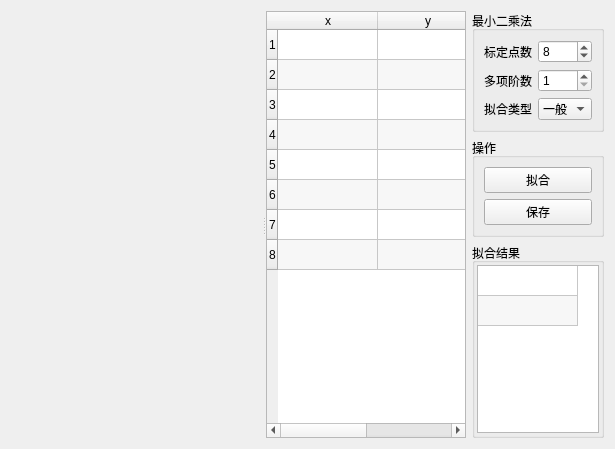
This is leastsquare.ui in m-RNA/Qt-high-order-least-squares-method as Qt 5 draws it before an edit. The edited form follows.
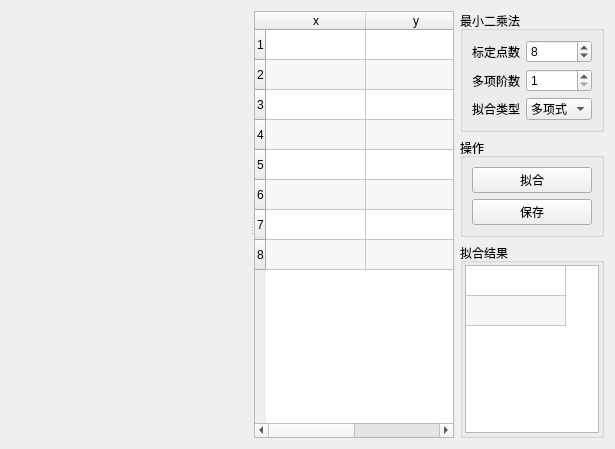
This is the edited form. Icons and pictures are not drawn. Custom widgets are drawn as their Qt base class.

What changed in the file:
```diff
--- a/leastsquare.ui
+++ b/leastsquare.ui
@@ -163,9 +163,12 @@
             <verstretch>0</verstretch>
            </sizepolicy>
           </property>
+          <property name="editable">
+           <bool>false</bool>
+          </property>
           <item>
            <property name="text">
-            <string>一般</string>
+            <string>多项式</string>
            </property>
           </item>
           <item>
```
Left out of the diff: 7 changed lines with no effect on the pictures.
